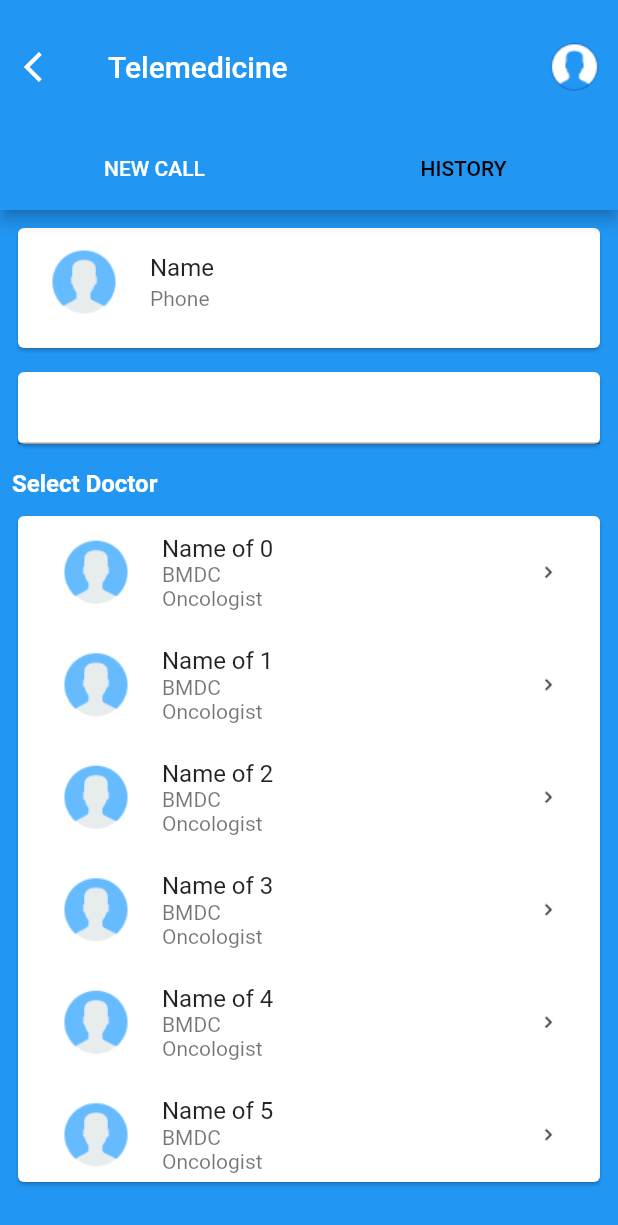
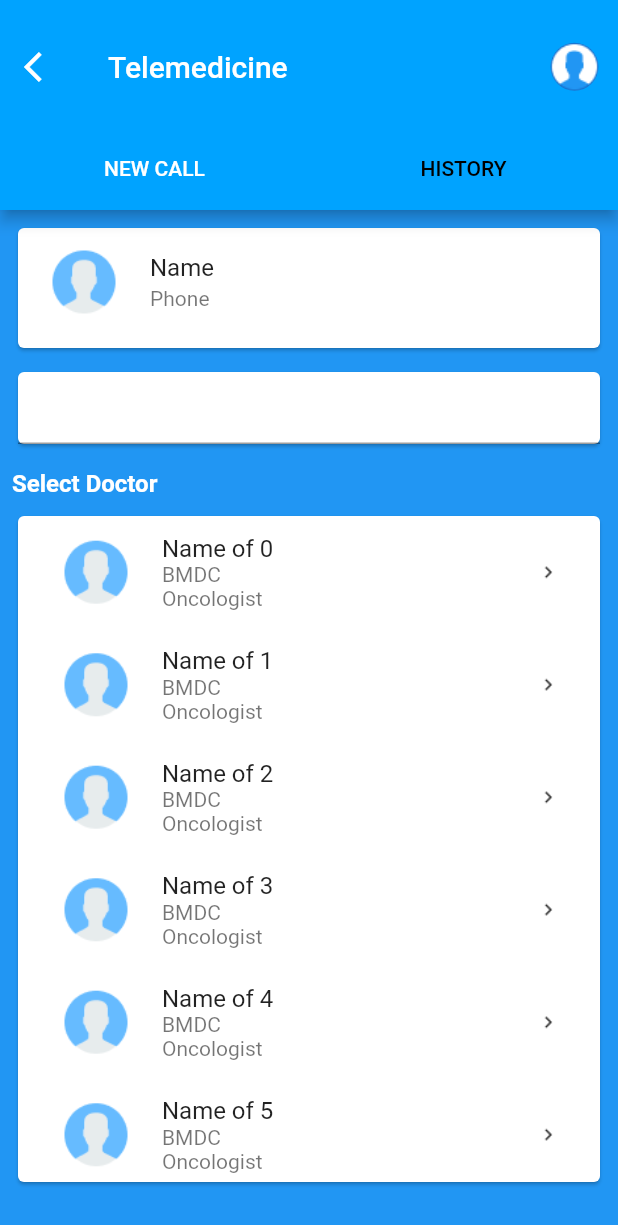
Before and after one commit to mehedimithu/patient_app_UI, a Flutter app: the Dashboard screen opened directly, after a tap on "Telemedicine", on a phone screen of 412 x 824 dp. Shown: the top 1225 px of the screen. Run offline on Flutter 3.47's test engine with Material 2 defaults, Android fonts, the phone set to English and light mode, and no system bars; our stand-ins replace bloc, equatable, firebase_auth, firebase_core, flutter_bloc; accounts and stored records are empty.

```diff
--- a/lib/auth/home/ui/dashboard.dart
+++ b/lib/auth/home/ui/dashboard.dart
@@ -9,9 +9,10 @@ class Dashboard extends StatelessWidget {
     Size screenSize = MediaQuery.of(context).size;
     return Scaffold(
       key: _scaffoldKey,
-      backgroundColor: Colors.blue,
+      backgroundColor: Color(0xff00a3ff),
       appBar: AppBar(
         toolbarHeight: 120,
+        backgroundColor: Color(0xff00a3ff) ,
         actions: [
           Padding(
             padding: const EdgeInsets.all(8.0),
--- a/lib/auth/login/ui/login.dart
+++ b/lib/auth/login/ui/login.dart
@@ -20,12 +20,11 @@ class _LoginPageState extends State<LoginPage> {
   Widget build(BuildContext context) {
     loginBloc = BlocProvider.of<LoginBloc>(context);
     Size screenSize = MediaQuery.of(context).size;
-
     return Scaffold(
-      appBar: AppBar(
-        toolbarHeight: 60,
-          backgroundColor: Color(0xff00a3ff) ,
-      ),
+      // appBar: AppBar(
+      //   toolbarHeight: 60,
+      //     backgroundColor: Color(0xff00a3ff) ,
+      // ),
       body: Stack(
         children: [
           BlocListener<LoginBloc, LoginState>(
--- a/lib/telemedicine/ui/telemedicine_ui.dart
+++ b/lib/telemedicine/ui/telemedicine_ui.dart
@@ -31,9 +31,10 @@ class _TelemedicineState extends State<Telemedicine>
   @override
   Widget build(BuildContext context) {
     return Scaffold(
-      backgroundColor: Colors.blue,
+      backgroundColor: Color(0xff00a3ff),
       appBar: AppBar(
         toolbarHeight: 120,
+        backgroundColor: Color(0xff00a3ff),
         bottom: PreferredSize(
           preferredSize: Size(100, 20),
           child: Column(
```
